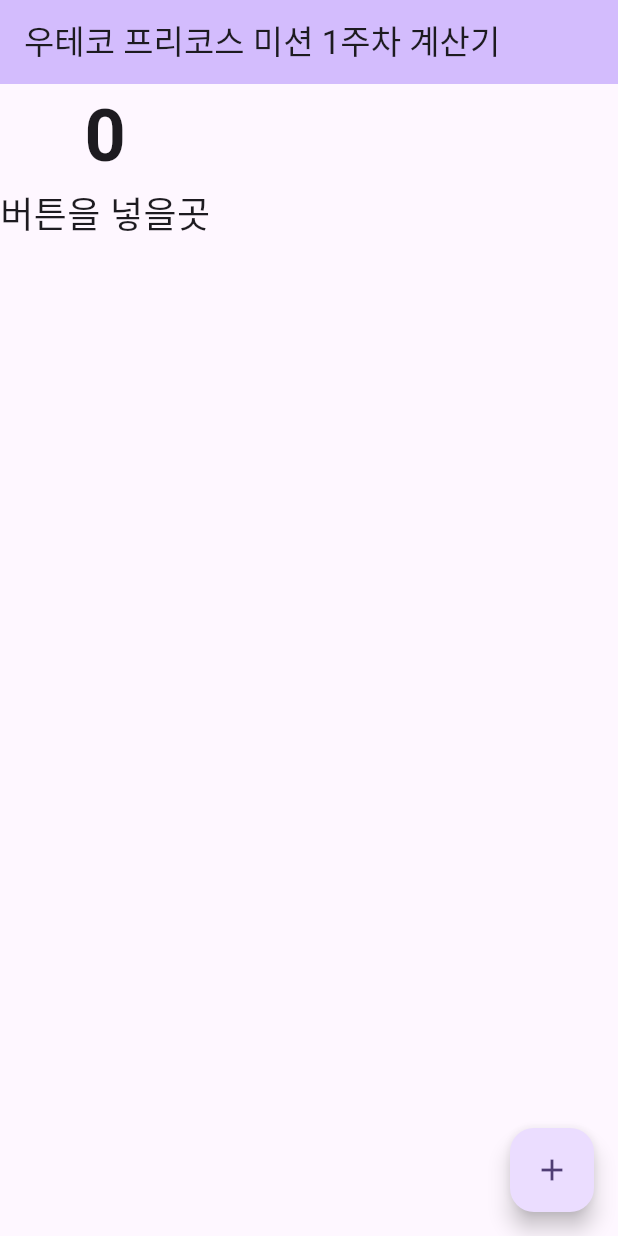
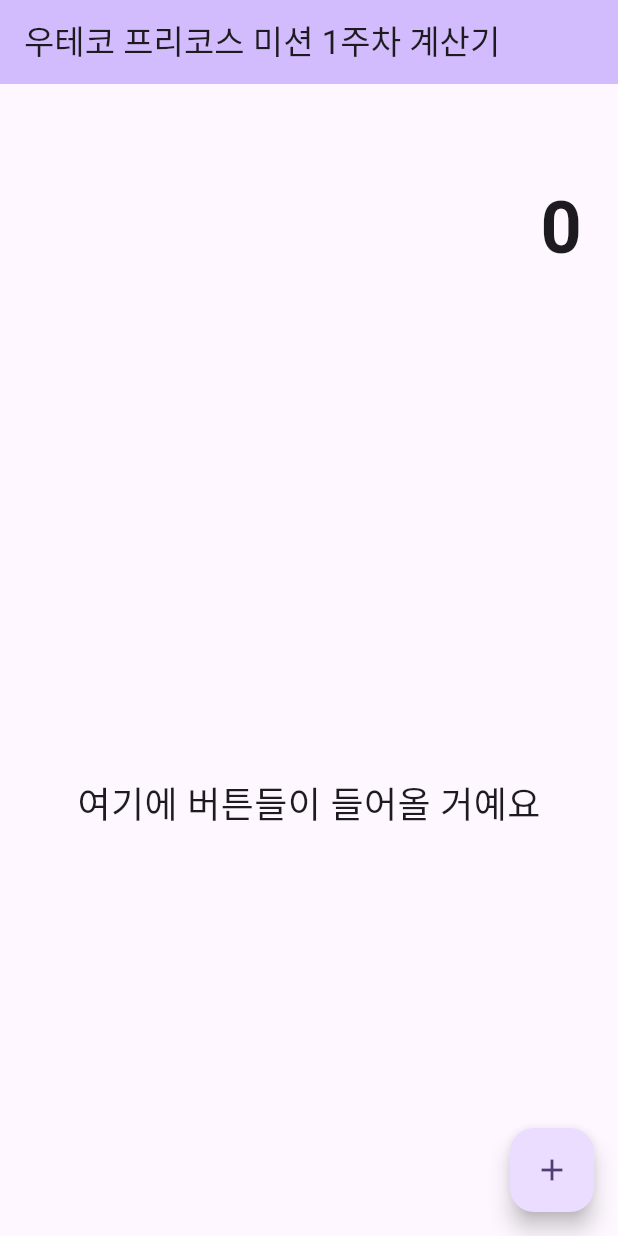
Before and after one commit to princebyun/flutter-calculator-8, a Flutter app: the screen it shows after launch, on a phone screen of 412 x 824 dp. Run offline on Flutter 3.47's test engine with Material 3 defaults, Android fonts, the phone set to English and light mode, and no system bars.

Commit message:
design : 위젯과 레이아웃 변경해보기2

```diff
--- a/lib/main.dart
+++ b/lib/main.dart
@@ -87,11 +87,23 @@ class _MyHomePageState extends State<MyHomePage> {
       ),
       body: Column(
         children: <Widget>[
-          Text(
-            '0',
-            style: TextStyle(fontSize: 48, fontWeight: FontWeight.bold),
+          Expanded(
+            flex: 1,
+            child: Container(
+              alignment: Alignment.centerRight,
+              padding: EdgeInsets.all(24),
+              child: Text(
+                '0',
+                style: TextStyle(fontSize: 48, fontWeight: FontWeight.bold),
+              ),
+            ),
           ),
-          Text('버튼을 넣을곳', style: TextStyle(fontSize: 24)),
+          Expanded(
+            flex: 3,
+            child: Center(
+              child: Text('여기에 버튼들이 들어올 거예요', style: TextStyle(fontSize: 24)),
+            ),
+          ),
         ],
       ),
       floatingActionButton: FloatingActionButton(
```
